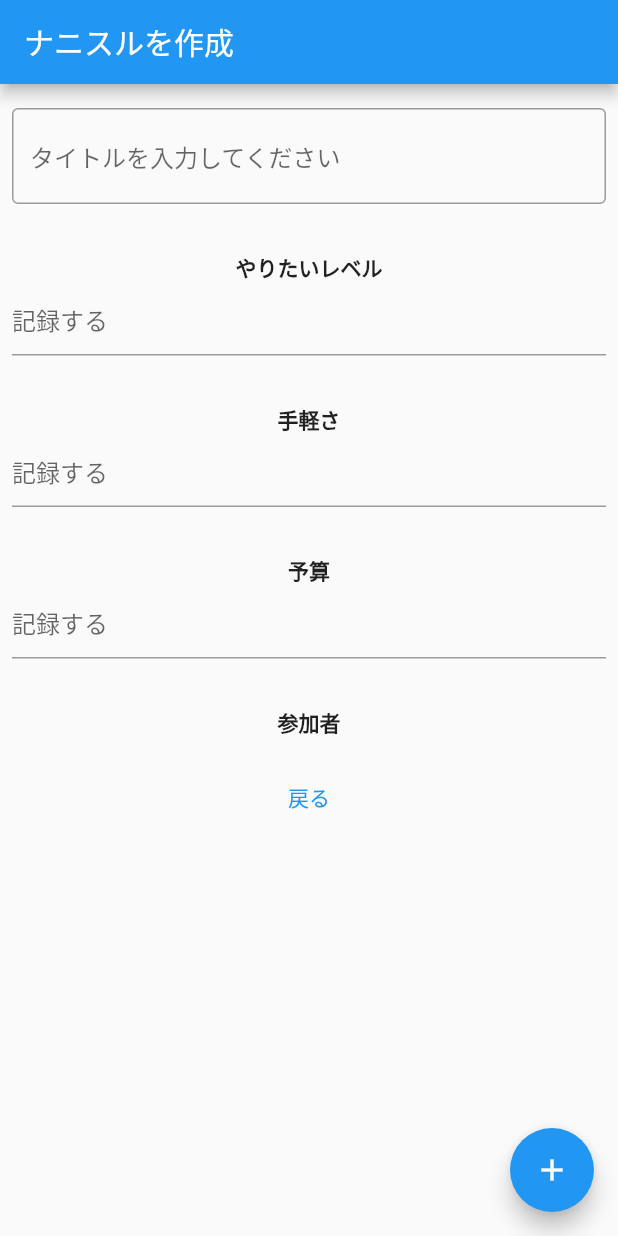
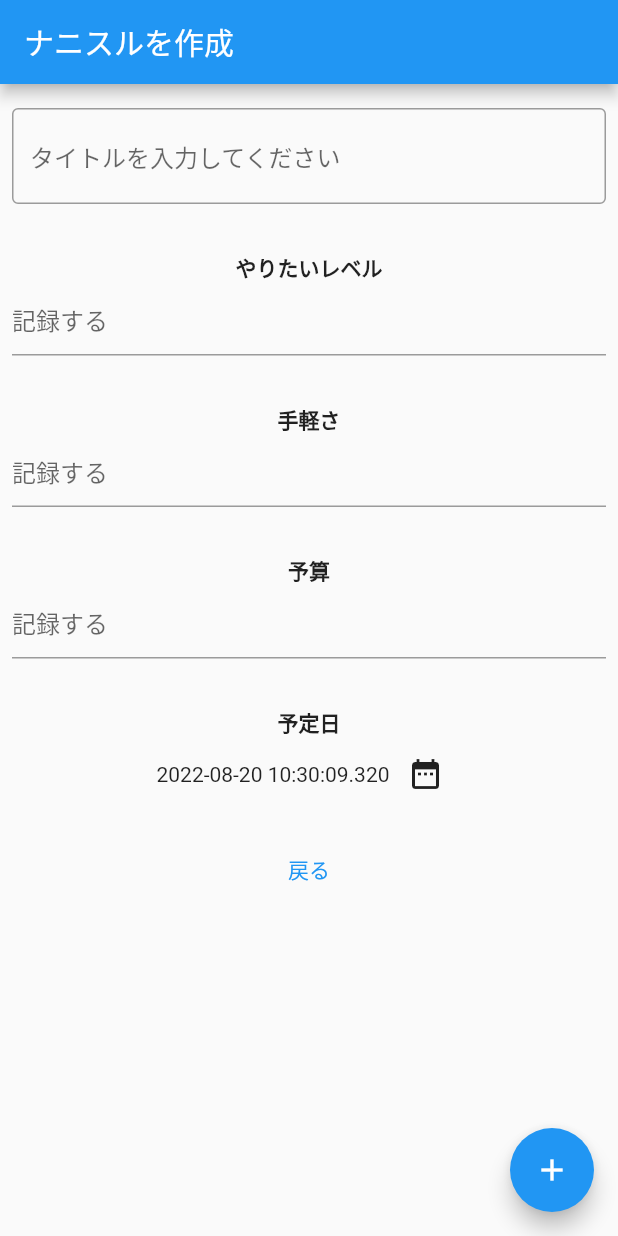
Before and after one commit to rikuProgramer/nanisuru_final, a Flutter app: the screen it shows after launch, after a tap on the "add" icon, on a phone screen of 412 x 824 dp. Run offline on Flutter 3.47's test engine with Material 2 defaults, Android fonts, the phone set to English and light mode, and no system bars; our stand-ins replace flutter_slidable, table_calendar.

Commit message:
進捗状況 datePicker.dartとhomeCard.dartはまだ意味をなしていません。 今後これらの機能だけが書かれたクラスを書いて今後、似た機能を使うときに引用しやすいようにしていきたいだえす

```diff
--- a/lib/AddNewList.dart
+++ b/lib/AddNewList.dart
@@ -1,5 +1,9 @@
 import 'package:flutter/material.dart';
 import 'package:flutter/cupertino.dart';
+import 'package:want_todo/datePicker.dart';
+import 'package:intl/intl.dart';
+import 'dart:async';
+
 
 class AddNanisuruPage extends StatefulWidget {
   @override
@@ -11,6 +15,22 @@ class _AddNanisuruState extends State<AddNanisuruPage> {
   final TextEditingController easeOfUseCon = TextEditingController();
   int budget = 0;
   String title = '';
+  DateFormat outputFormat = DateFormat('yyyy-MM-dd');
+  var _labelText = DateTime.now().toString();
+
+  Future<void> _selectDate(BuildContext context) async {
+    final DateTime? selected = await showDatePicker(
+      context: context,
+      initialDate: DateTime.now(),
+      firstDate: DateTime(2022),
+      lastDate: DateTime(2050),
+    );
+    if (selected != null) {
+      setState(() {
+        _labelText = (DateFormat.yMMMd()).format(selected);
+      });
+    }
+  }
 
   TextFormField buildTextFormFieldPriority(BuildContext context) {
     return TextFormField(
@@ -137,7 +157,7 @@ class _AddNanisuruState extends State<AddNanisuruPage> {
               ),
               Padding(
                 padding:
-                const EdgeInsets.symmetric(horizontal: 8, vertical: 16),
+                    const EdgeInsets.symmetric(horizontal: 8, vertical: 16),
                 child: Column(
                   children: [
                     const Text(
@@ -151,7 +171,7 @@ class _AddNanisuruState extends State<AddNanisuruPage> {
               ),
               Padding(
                 padding:
-                const EdgeInsets.symmetric(horizontal: 8, vertical: 16),
+                    const EdgeInsets.symmetric(horizontal: 8, vertical: 16),
                 child: Column(
                   children: [
                     const Text(
@@ -165,7 +185,7 @@ class _AddNanisuruState extends State<AddNanisuruPage> {
               ),
               Padding(
                 padding:
-                const EdgeInsets.symmetric(horizontal: 8, vertical: 16),
+                    const EdgeInsets.symmetric(horizontal: 8, vertical: 16),
                 child: Column(
                   children: [
                     const Text(
@@ -185,14 +205,24 @@ class _AddNanisuruState extends State<AddNanisuruPage> {
               ),
               Padding(
                 padding:
-                const EdgeInsets.symmetric(horizontal: 8, vertical: 16),
+                    const EdgeInsets.symmetric(horizontal: 8, vertical: 16),
                 child: Column(
-                  children: const [
-                    Text(
-                      "参加者",
+                  children: [
+                    const Text(
+                      "予定日",
                       style: TextStyle(fontWeight: FontWeight.bold),
                       textAlign: TextAlign.left,
                     ),
+                    Row(
+                      mainAxisAlignment: MainAxisAlignment.center,
+                      children: [
+                        Text(_labelText),
+                        IconButton(
+                          icon: Icon(Icons.date_range),
+                          onPressed: () => _selectDate(context),
+                        ),
+                      ],
+                    )
                   ],
                 ),
               ),
--- /dev/null
+++ b/lib/calendar.dart
@@ -0,0 +1,132 @@
+import 'package:flutter/material.dart';
+import 'package:table_calendar/table_calendar.dart';
+import 'dart:collection';
+
+class TableBasicsExample extends StatefulWidget {
+  @override
+  _TableBasicsExampleState createState() => _TableBasicsExampleState();
+}
+
+class _TableBasicsExampleState extends State<TableBasicsExample> {
+  CalendarFormat _calendarFormat = CalendarFormat.month;
+  DateTime _focusedDay = DateTime.now();
+  DateTime? _selectedDay;
+  Map<DateTime, List> _eventsList = {};
+  int getHashCode(DateTime key) {
+    return key.day * 1000000 + key.month * 10000 + key.year;
+  }
+
+  @override
+  void initState() {
+    super.initState();
+    _selectedDay = _focusedDay;
+    //サンプルのイベントリスト
+    _eventsList = {
+      DateTime.now().subtract(Duration(days: 2)): ['Event A6', 'Event B6'],
+      DateTime.now(): ['Event A7', 'Event B7', 'Event C7', 'Event D7'],
+      DateTime.now().add(Duration(days: 1)): [
+        'Event A8',
+        'Event B8',
+        'Event C8',
+        'Event D8'
+      ],
+      DateTime.now().add(Duration(days: 3)):
+      Set.from(['Event A9', 'Event A9', 'Event B9']).toList(),
+      DateTime.now().add(Duration(days: 7)): [
+        'Event A10',
+        'Event B10',
+        'Event C10'
+      ],
+      DateTime.now().add(Duration(days: 11)): ['Event A11', 'Event B11'],
+      DateTime.now().add(Duration(days: 17)): [
+        'Event A12',
+        'Event B12',
+        'Event C12',
+        'Event D12'
+      ],
+      DateTime.now().add(Duration(days: 22)): ['Event A13', 'Event B13'],
+      DateTime.now().add(Duration(days: 26)): [
+        'Event A14',
+        'Event B14',
+        'Event C14'
+      ],
+    };
+  }
+
+  @override
+  Widget build(BuildContext context) {
+
+    final _events = LinkedHashMap<DateTime, List>(
+      equals: isSameDay,
+      hashCode: getHashCode,
+    )..addAll(_eventsList);
+
+    List _getEventForDay(DateTime day) {
+      return _events[day] ?? [];
+    }
+
+
+    return Scaffold(
+      appBar: AppBar(
+        title: Text('TableCalendar - Basics'),
+      ),
+      body: Column(
+        children: [
+          TableCalendar(
+            locale: 'ja_JP',
+            firstDay: DateTime.utc(2022, 1, 1),
+            lastDay: DateTime.utc(2052, 12, 31),
+            focusedDay: _focusedDay,
+            calendarFormat: _calendarFormat,
+            eventLoader: _getEventForDay,
+
+            selectedDayPredicate: (day) {
+              // Use `selectedDayPredicate` to determine which day is currently selected.
+              // If this returns true, then `day` will be marked as selected.
+
+              // Using `isSameDay` is recommended to disregard
+              // the time-part of compared DateTime objects.
+              return isSameDay(_selectedDay, day);
+            },
+            headerStyle: const HeaderStyle(
+              formatButtonVisible: false,
+            ),
+            onDaySelected: (selectedDay, focusedDay) {
+              if (!isSameDay(_selectedDay, selectedDay)) {
+                // Call `setState()` when updating the selected day
+                setState(() {
+                  _selectedDay = selectedDay;
+                  _focusedDay = focusedDay;
+                });
+                _getEventForDay(selectedDay);
+              }
+            },
+            onFormatChanged: (format) {
+              if (_calendarFormat != format) {
+                // Call `setState()` when updating calendar format
+                setState(() {
+                  _calendarFormat = format;
+                });
+              }
+            },
+            onPageChanged: (focusedDay) {
+              // No need to call `setState()` here
+              _focusedDay = focusedDay;
+            },
+
+            // Enable week numbers (disabled by default).
+            // weekNumbersVisible: true,
+          ),
+          ListView(
+            shrinkWrap: true,
+            children: _getEventForDay(_selectedDay!)
+                .map((event) => ListTile(
+              title: Text(event.toString()),
+            ))
+                .toList(),
+          )
+        ],
+      ),
+    );
+  }
+}
```
Also changed, not shown: lib/datePicker.dart (added, +49 -0 lines), lib/homeCard.dart (added, +92 -0 lines), lib/main.dart (+146 -53 lines), pubspec.yaml (+5 -2 lines), pubspec.lock.
